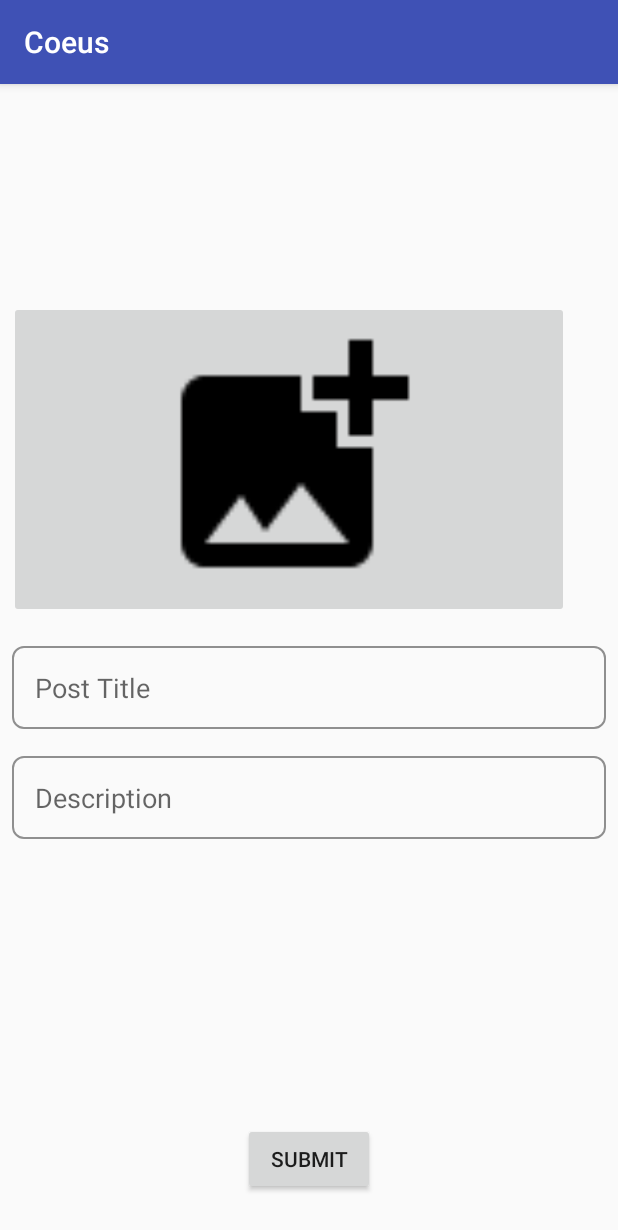
After one commit to shivendra29/Coeus, an Android app: the AddPostActivity screen opened directly, with no data from a screen before it, on a phone screen of 412 x 824 dp. The commit adds this screen. Shown: the top 1230 px of the screen. Run offline under Robolectric (Android 15) with nearby library versions, the phone set to English and light mode, and no system bars.

Commit message:
Recycler View
Added custom recycler view for the post activity

```diff
--- a/app/build.gradle
+++ b/app/build.gradle
@@ -28,6 +28,7 @@ dependencies {
     androidTestImplementation 'com.android.support.test:runner:1.0.2'
     androidTestImplementation 'com.android.support.test.espresso:espresso-core:3.0.2'
     implementation 'com.android.support:recyclerview-v7:28.0.0-rc02'
+    implementation 'com.android.support:cardview-v7:28.0.0-rc02'
 }
 
 apply plugin: 'com.google.gms.google-services'
--- a/app/src/main/AndroidManifest.xml
+++ b/app/src/main/AndroidManifest.xml
@@ -2,7 +2,7 @@
 <manifest xmlns:android="http://schemas.android.com/apk/res/android"
     package="com.example.shivendra.coeus">
 
-    <uses-permission android:name="android.permission.INTERNET"></uses-permission>
+    <uses-permission android:name="android.permission.INTERNET" />
 
     <application
         android:allowBackup="true"
@@ -18,7 +18,8 @@
                 <category android:name="android.intent.category.LAUNCHER" />
             </intent-filter>
         </activity>
-        <activity android:name=".PostactivityList"></activity>
+        <activity android:name=".PostactivityList" />
+        <activity android:name=".AddPostActivity"></activity>
     </application>
 
 </manifest>
--- /dev/null
+++ b/app/src/main/java/com/example/shivendra/coeus/AddPostActivity.java
@@ -0,0 +1,13 @@
+package com.example.shivendra.coeus;
+
+import android.support.v7.app.AppCompatActivity;
+import android.os.Bundle;
+
+public class AddPostActivity extends AppCompatActivity {
+
+    @Override
+    protected void onCreate(Bundle savedInstanceState) {
+        super.onCreate(savedInstanceState);
+        setContentView(R.layout.activity_add_post);
+    }
+}
--- /dev/null
+++ b/app/src/main/res/drawable/input_outline.xml
@@ -0,0 +1,12 @@
+<?xml version="1.0" encoding="utf-8"?>
+<shape xmlns:android="http://schemas.android.com/apk/res/android">
+
+    <stroke
+        android:color="#8f8f8f"
+        android:width="1dp" />
+    <corners
+        android:radius="7dp">
+
+    </corners>
+
+</shape>
--- /dev/null
+++ b/app/src/main/res/layout/activity_add_post.xml
@@ -0,0 +1,80 @@
+<?xml version="1.0" encoding="utf-8"?>
+<android.support.constraint.ConstraintLayout xmlns:android="http://schemas.android.com/apk/res/android"
+    xmlns:app="http://schemas.android.com/apk/res-auto"
+    xmlns:tools="http://schemas.android.com/tools"
+    android:layout_width="match_parent"
+    android:layout_height="match_parent"
+    tools:context=".AddPostActivity">
+
+    <ImageButton
+        android:id="@+id/imageButton"
+        android:layout_width="373dp"
+        android:layout_height="211dp"
+        android:layout_marginBottom="284dp"
+        android:layout_marginEnd="5dp"
+        android:layout_marginStart="6dp"
+        android:scaleType="fitCenter"
+        android:layout_marginTop="16dp"
+        app:layout_constraintBottom_toBottomOf="parent"
+        app:layout_constraintEnd_toEndOf="parent"
+        app:layout_constraintHorizontal_bias="0.0"
+        app:layout_constraintStart_toStartOf="parent"
+        app:layout_constraintTop_toTopOf="parent"
+        app:srcCompat="@mipmap/baseline_add_photo_alternate_black_48" />
+
+    <EditText
+        android:id="@+id/Post_Title"
+        android:layout_width="match_parent"
+        android:layout_height="wrap_content"
+        android:background="@drawable/input_outline"
+        android:padding="15dp"
+        android:layout_marginBottom="8dp"
+        android:layout_marginEnd="8dp"
+        android:hint="Post Title"
+        android:layout_marginStart="8dp"
+        android:layout_marginTop="8dp"
+        android:ems="10"
+        android:inputType="textPersonName"
+        android:text=""
+        app:layout_constraintBottom_toBottomOf="parent"
+        app:layout_constraintEnd_toEndOf="parent"
+        app:layout_constraintStart_toStartOf="parent"
+        app:layout_constraintTop_toBottomOf="@+id/imageButton"
+        app:layout_constraintVertical_bias="0.031" />
+
+    <EditText
+        android:id="@+id/Post_Description"
+        android:background="@drawable/input_outline"
+        android:layout_width="match_parent"
+        android:layout_height="wrap_content"
+        android:layout_marginBottom="8dp"
+        android:layout_marginEnd="8dp"
+        android:layout_marginStart="8dp"
+        android:layout_marginTop="8dp"
+        android:ems="10"
+        android:padding="15dp"
+        android:hint="Description"
+        android:inputType="textMultiLine"
+        app:layout_constraintBottom_toBottomOf="parent"
+        app:layout_constraintEnd_toEndOf="parent"
+        app:layout_constraintHorizontal_bias="0.503"
+        app:layout_constraintStart_toStartOf="parent"
+        app:layout_constraintTop_toBottomOf="@+id/Post_Title"
+        app:layout_constraintVertical_bias="0.037" />
+
+    <Button
+        android:id="@+id/Post_Submit"
+        android:layout_width="wrap_content"
+        android:layout_height="wrap_content"
+        android:layout_marginBottom="8dp"
+        android:layout_marginEnd="8dp"
+        android:layout_marginStart="8dp"
+        android:layout_marginTop="8dp"
+        android:text="Submit"
+        app:layout_constraintBottom_toBottomOf="parent"
+        app:layout_constraintEnd_toEndOf="parent"
+        app:layout_constraintStart_toStartOf="parent"
+        app:layout_constraintTop_toBottomOf="@+id/Post_Description"
+        app:layout_constraintVertical_bias="0.903" />
+
+</android.support.constraint.ConstraintLayout>
--- a/app/src/main/res/layout/activity_postlist.xml
+++ b/app/src/main/res/layout/activity_postlist.xml
@@ -7,6 +7,7 @@
     tools:context=".PostactivityList">
 
     <android.support.v7.widget.RecyclerView
+        android:id="@+id/recyclerview"
         android:layout_width="match_parent"
         android:layout_height="match_parent"
         app:layout_constraintBottom_toBottomOf="parent"
```
Also changed, not shown: app/src/main/res/layout/post_row.xml (added, +52 -0 lines), app/src/main/res/drawable/some.jpeg (added), app/src/main/res/drawable/yourfather.jpeg (added), app/src/main/res/mipmap-hdpi/baseline_add_black_24.png (added), app/src/main/res/mipmap-hdpi/baseline_add_photo_alternate_black_24.png (added), app/src/main/res/mipmap-hdpi/baseline_add_photo_alternate_black_48.png (added), app/src/main/res/mipmap-hdpi/baseline_crop_free_black_24.png (added), app/src/main/res/mipmap-mdpi/baseline_add_black_24.png (added), app/src/main/res/mipmap-mdpi/baseline_add_photo_alternate_black_48.png (added), app/src/main/res/mipmap-mdpi/baseline_crop_free_black_24.png (added), app/src/main/res/mipmap-xhdpi/baseline_add_black_24.png (added), app/src/main/res/mipmap-xhdpi/baseline_add_photo_alternate_black_48.png (added), app/src/main/res/mipmap-xhdpi/baseline_crop_free_black_24.png (added), 1 other file.
